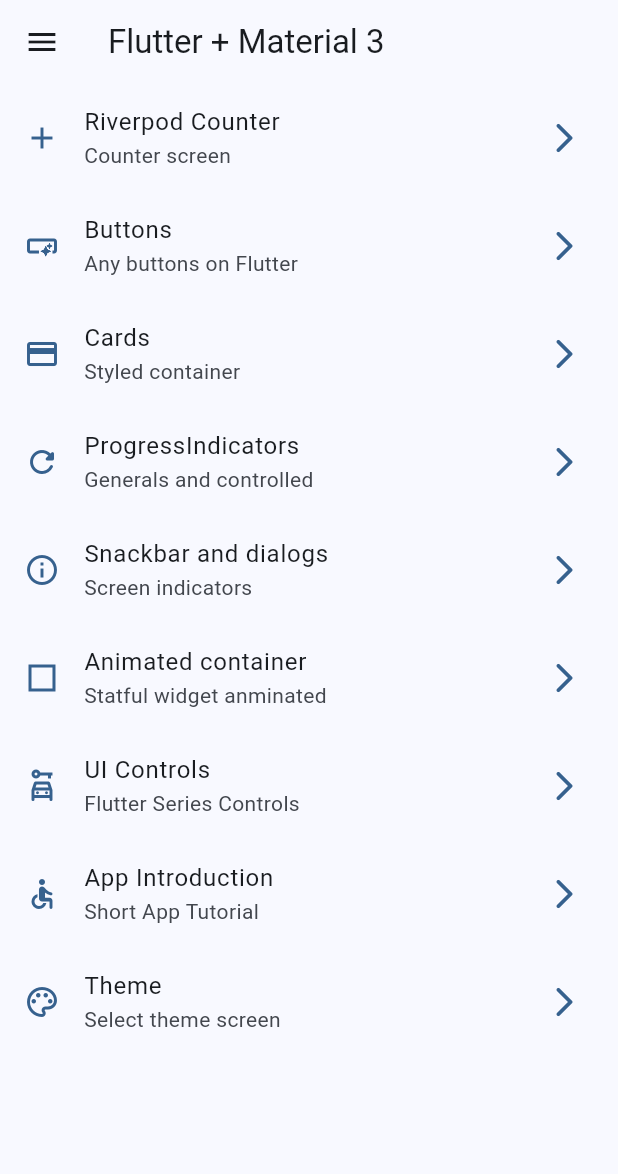
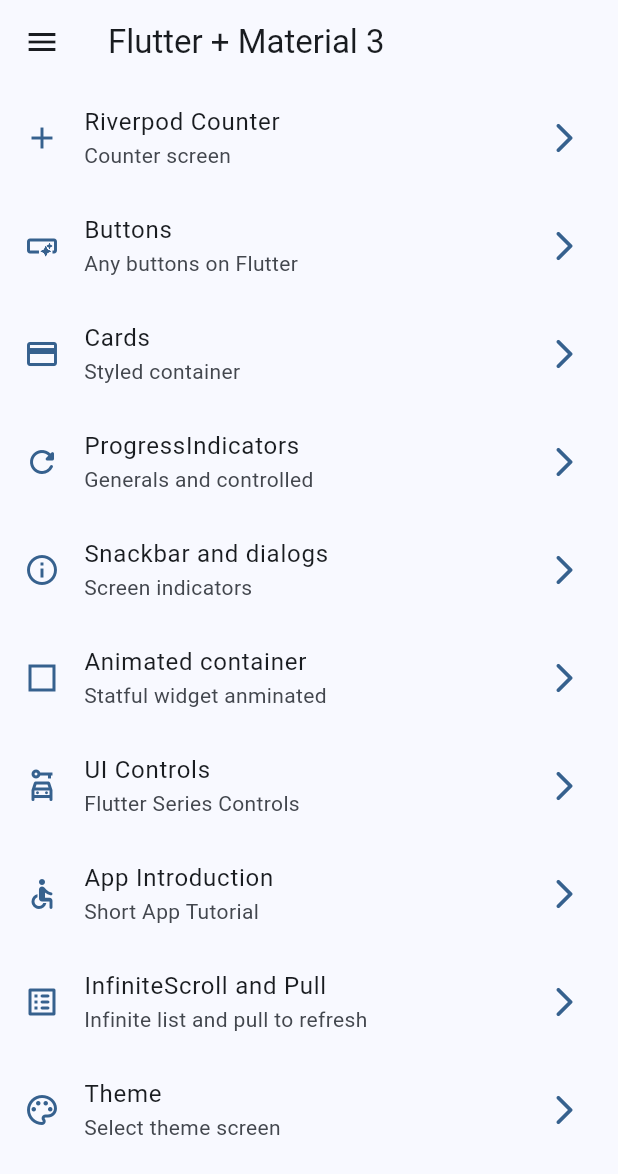
Before and after one commit to EnocDelgado/flutter-widgets-app, a Flutter app: the screen it shows after launch, on a phone screen of 412 x 824 dp. Shown: the top 1174 px of the screen. Run offline on Flutter 3.47's test engine with Material 2 defaults, Android fonts, the phone set to English and light mode, and no system bars; our stand-ins replace animate_do, flutter_riverpod, go_router.

Commit message:
App corrected

```diff
--- a/lib/config/menu/menu_items.dart
+++ b/lib/config/menu/menu_items.dart
@@ -74,6 +74,13 @@ const appMenuItems = <MenuItem>[
   ),
 
   MenuItem(
+    title: 'InfiniteScroll and Pull',
+    subTitle: 'Infinite list and pull to refresh',
+    link:'/infinite',
+    icon: Icons.list_alt_rounded
+  ),
+
+  MenuItem(
     title: 'Theme',
     subTitle: 'Select theme screen',
     link:'/theme-changer',
```
